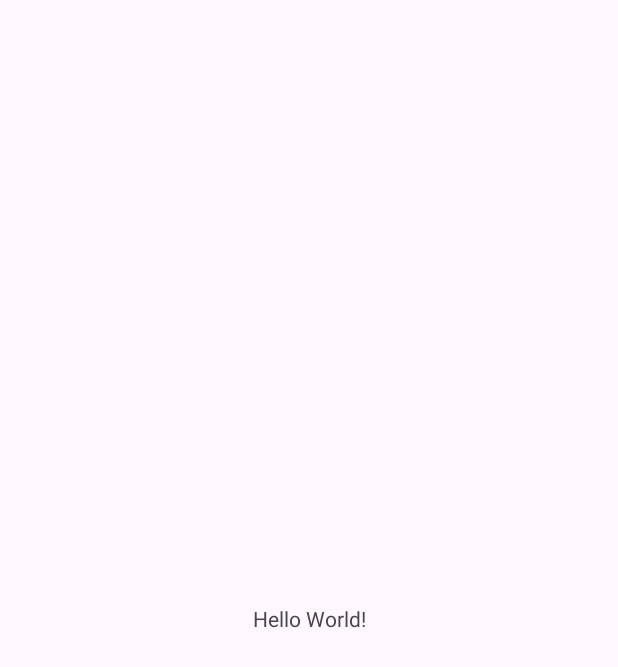
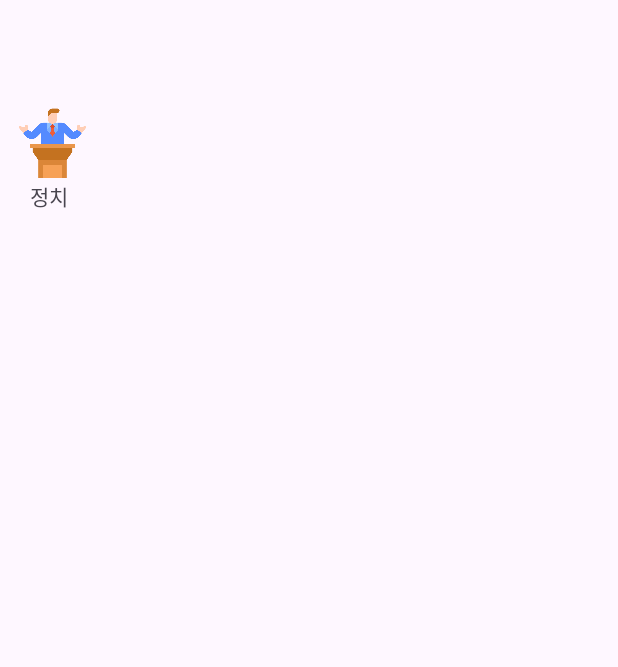
Before and after one commit to nbcamp-14-team/newsoop, an Android app: the screen it shows after launch (MainActivity), on a phone screen of 412 x 824 dp. Before the commit the part shown is almost empty. Shown: the top 667 px of the screen. Run offline under Robolectric (Android 15) with nearby library versions, the phone set to English and light mode, and no system bars.

Commit message:
파일생성

```diff
--- a/app/build.gradle.kts
+++ b/app/build.gradle.kts
@@ -33,6 +33,10 @@ android {
     kotlinOptions {
         jvmTarget = "1.8"
     }
+    buildFeatures{
+        viewBinding = true //뷰바인딩
+        dataBinding = true
+    }
 }
 
 dependencies {
@@ -44,4 +48,16 @@ dependencies {
     testImplementation("junit:junit:4.13.2")
     androidTestImplementation("androidx.test.ext:junit:1.1.5")
     androidTestImplementation("androidx.test.espresso:espresso-core:3.5.1")
+    //retrofit and converter
+    implementation ("com.google.code.gson:gson:2.10.1")
+    implementation ("com.squareup.retrofit2:retrofit:2.9.0")
+    implementation ("com.squareup.retrofit2:converter-gson:2.9.0")
+    //okhttp
+    implementation ("com.squareup.okhttp3:okhttp:4.10.0")
+    implementation ("com.squareup.okhttp3:logging-interceptor:4.10.0")
+    //coroutine
+    implementation ("org.jetbrains.kotlinx:kotlinx-coroutines-core:1.3.7")
+    implementation ("org.jetbrains.kotlinx:kotlinx-coroutines-android:1.3.0")
+    implementation ("com.google.guava:guava:27.0.1-android")
+
 }
--- a/app/src/main/java/com/nbcamp_14_project/MainActivity.kt
+++ b/app/src/main/java/com/nbcamp_14_project/MainActivity.kt
@@ -4,8 +4,19 @@ import androidx.appcompat.app.AppCompatActivity
 import android.os.Bundle
 
 class MainActivity : AppCompatActivity() {
+    init{
+        instance = this
+    }
+    companion object{
+        private var instance: MainActivity? = null
+        fun newInstance(): MainActivity?{
+            return instance
+        }
+    }
     override fun onCreate(savedInstanceState: Bundle?) {
         super.onCreate(savedInstanceState)
         setContentView(R.layout.activity_main)
     }
+    private val binding by lazy{ }
+
 }
--- /dev/null
+++ b/app/src/main/java/com/nbcamp_14_project/MainFragment.kt
@@ -0,0 +1,6 @@
+package com.nbcamp_14_project
+
+import androidx.fragment.app.Fragment
+
+class MainFragment: Fragment() {
+}
--- /dev/null
+++ b/app/src/main/java/com/nbcamp_14_project/MainViewPagerAdapter.kt
@@ -0,0 +1,16 @@
+package com.nbcamp_14_project
+
+import androidx.fragment.app.Fragment
+import androidx.fragment.app.FragmentActivity
+import androidx.viewpager2.adapter.FragmentStateAdapter
+
+class MainViewPagerAdapter(fragmentActivity:FragmentActivity):FragmentStateAdapter(fragmentActivity) {
+    val list = listOf(MainFragment())
+
+    override fun getItemCount(): Int {
+        return list.size
+    }
+    override fun createFragment(position: Int): Fragment {
+        return list[position]
+    }
+}
--- /dev/null
+++ b/app/src/main/java/com/nbcamp_14_project/api/NewsCollector.kt
@@ -0,0 +1,5 @@
+package com.nbcamp_14_project.api
+
+interface NewsCollector {
+//    @GET("")
+}
--- a/app/src/main/res/layout/activity_main.xml
+++ b/app/src/main/res/layout/activity_main.xml
@@ -6,13 +6,77 @@
     android:layout_height="match_parent"
     tools:context=".MainActivity">
 
-    <TextView
-        android:layout_width="wrap_content"
+    <androidx.constraintlayout.widget.ConstraintLayout
+        android:id="@+id/toolbar"
+        android:layout_width="match_parent"
+        android:layout_height="70dp"
+        app:layout_constraintTop_toTopOf="parent"
+        app:layout_constraintStart_toStartOf="parent"
+        app:layout_constraintEnd_toEndOf="parent"
+        />
+    <androidx.constraintlayout.widget.ConstraintLayout
+        android:id="@+id/category_box"
+        android:layout_width="match_parent"
         android:layout_height="wrap_content"
-        android:text="Hello World!"
-        app:layout_constraintBottom_toBottomOf="parent"
-        app:layout_constraintEnd_toEndOf="parent"
+        app:layout_constraintTop_toBottomOf="@id/toolbar"
         app:layout_constraintStart_toStartOf="parent"
-        app:layout_constraintTop_toTopOf="parent" />
+        app:layout_constraintEnd_toEndOf="parent">
+        <ImageView
+            android:id="@+id/iv_politics"
+            android:background="@drawable/politician"
+            android:layout_width="50dp"
+            android:layout_height="50dp"
+            app:layout_constraintStart_toStartOf="parent"
+            app:layout_constraintTop_toTopOf="parent"
+            android:layout_marginStart="10dp"/>
+        <TextView
+            android:id="@+id/tv_politics"
+            android:layout_width="wrap_content"
+            android:layout_height="wrap_content"
+            android:text="정치"
+            android:layout_marginStart="20dp"
+            app:layout_constraintTop_toBottomOf="@id/iv_politics"
+            app:layout_constraintStart_toStartOf="parent"/>
+
+    </androidx.constraintlayout.widget.ConstraintLayout>
+
+
+    <androidx.constraintlayout.widget.ConstraintLayout
+        android:id="@+id/headline_box"
+        android:layout_width="match_parent"
+        android:layout_height="wrap_content"
+        app:layout_constraintTop_toBottomOf="@id/category_box"
+        app:layout_constraintStart_toStartOf="parent"
+        app:layout_constraintEnd_toEndOf="parent">
+        <androidx.constraintlayout.motion.widget.MotionLayout
+            android:id="@+id/mv_news"
+            android:layout_width="match_parent"
+            android:layout_height="200dp"
+            app:layout_constraintTop_toTopOf="parent"
+            app:layout_constraintStart_toStartOf="parent"/>
+
+
+
+    </androidx.constraintlayout.widget.ConstraintLayout>
+
+    <androidx.constraintlayout.widget.ConstraintLayout
+        android:id="@+id/news_box"
+        android:layout_width="match_parent"
+        android:layout_height="wrap_content"
+        app:layout_constraintTop_toBottomOf="@id/headline_box"
+        app:layout_constraintStart_toStartOf="parent"
+        app:layout_constraintEnd_toEndOf="parent">
+        <androidx.recyclerview.widget.RecyclerView
+            android:id="@+id/rv_news"
+            android:layout_width="match_parent"
+            android:layout_height="0dp"
+            app:layout_constraintTop_toTopOf="parent"
+            app:layout_constraintStart_toStartOf="parent"
+            app:layout_constraintEnd_toEndOf="parent"/>
+
+
+    </androidx.constraintlayout.widget.ConstraintLayout>
+
+
 
 </androidx.constraintlayout.widget.ConstraintLayout>
```
Also changed, not shown: app/src/main/res/drawable/politician.png (added).
